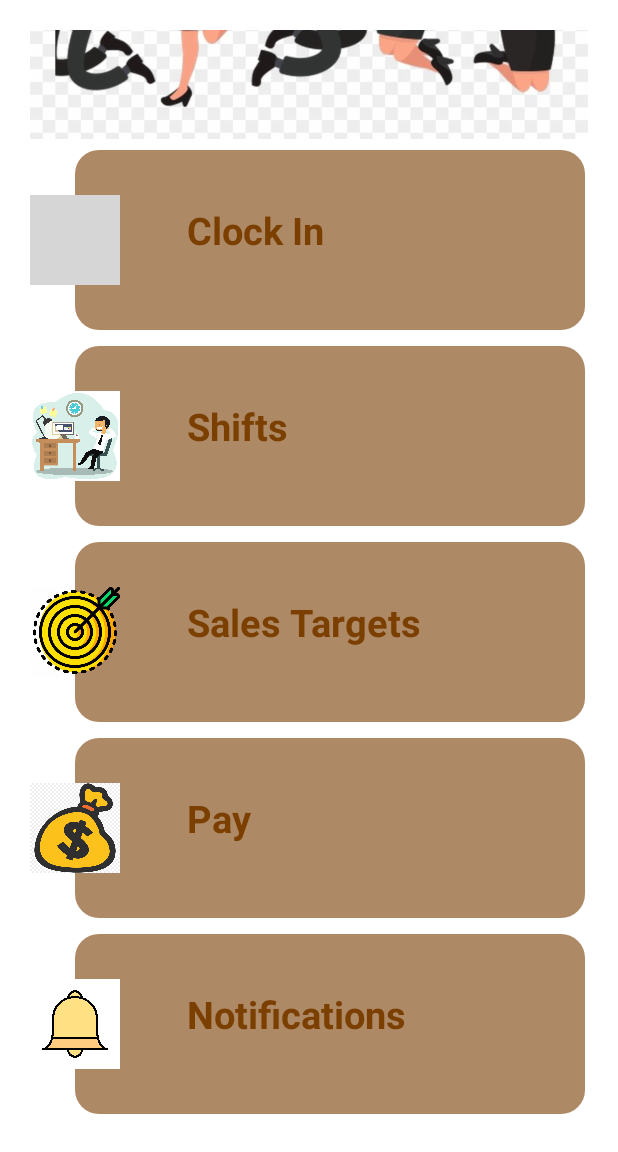
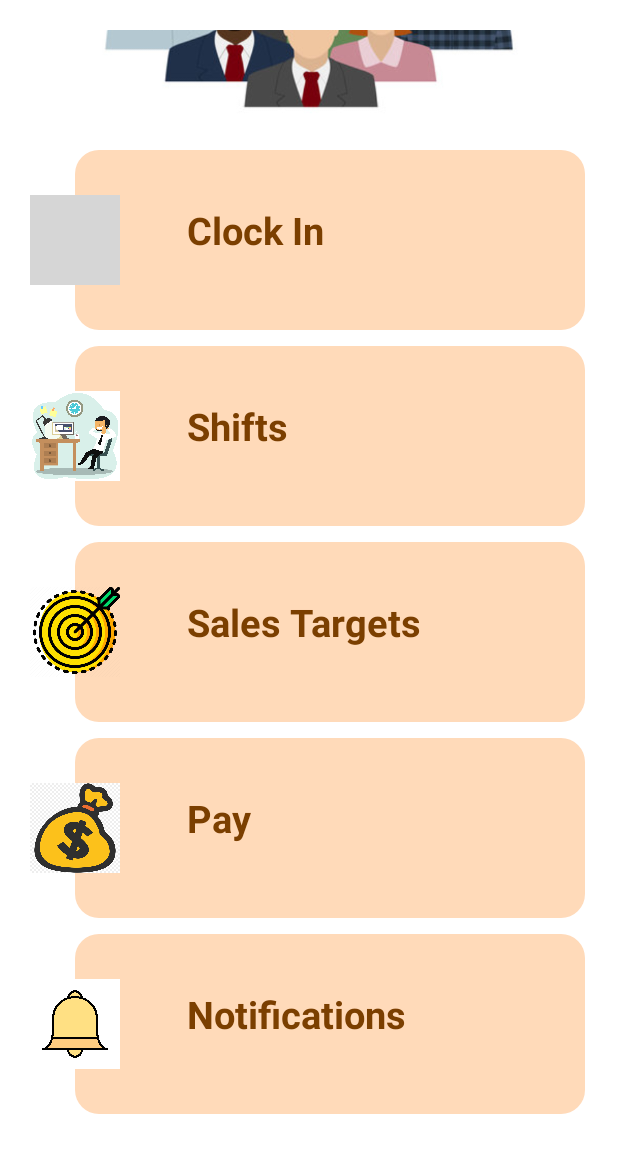
Before and after one commit to idabamfi/WorkSphere, an Android app built with Jetpack Compose: the HomepageActivity screen opened directly, with no data from a screen before it, scrolled down 178 dp, on a phone screen of 412 x 824 dp, the part 84-1236 px from its top. Run offline under Robolectric (Android 15) with nearby library versions, the phone set to English and light mode, and no system bars; grey boxes are pictures that could not be loaded.

Commit message:
updated admin homepage screens

```diff
--- a/app/src/main/res/layout/activity_homepage.xml
+++ b/app/src/main/res/layout/activity_homepage.xml
@@ -21,7 +21,7 @@
                 android:layout_height="253dp"
                 android:adjustViewBounds="true"
                 android:cropToPadding="true"
-                android:src="@drawable/ic_emp_img" />
+                android:src="@drawable/ic_emps_img" />
 
             <include layout="@layout/card_clockin"/>
             <include layout="@layout/card_shifts"/>
--- a/app/src/main/res/layout/card_admin_clockin.xml
+++ b/app/src/main/res/layout/card_admin_clockin.xml
@@ -12,7 +12,7 @@
         android:layout_marginLeft="30dp"
         android:layout_marginRight="2dp"
         android:minHeight="120dp"
-        app:cardBackgroundColor="@color/white"
+        app:cardBackgroundColor="#F5E6DC"
         app:cardElevation="2dp"
         app:cardCornerRadius="16dp">
 
--- a/app/src/main/res/layout/card_admin_employee.xml
+++ b/app/src/main/res/layout/card_admin_employee.xml
@@ -12,7 +12,7 @@
         android:layout_marginLeft="30dp"
         android:layout_marginRight="2dp"
         android:minHeight="120dp"
-        app:cardBackgroundColor="@color/white"
+        app:cardBackgroundColor="#F5E6DC"
         app:cardElevation="2dp"
         app:cardCornerRadius="16dp">
 
--- a/app/src/main/res/layout/card_admin_sales.xml
+++ b/app/src/main/res/layout/card_admin_sales.xml
@@ -12,7 +12,7 @@
         android:layout_marginLeft="30dp"
         android:layout_marginRight="2dp"
         android:minHeight="120dp"
-        app:cardBackgroundColor="@color/white"
+        app:cardBackgroundColor="#F5E6DC"
         app:cardElevation="2dp"
         app:cardCornerRadius="16dp">
 
--- a/app/src/main/res/layout/card_admin_shifts.xml
+++ b/app/src/main/res/layout/card_admin_shifts.xml
@@ -12,7 +12,7 @@
         android:layout_marginLeft="30dp"
         android:layout_marginRight="2dp"
         android:minHeight="120dp"
-        app:cardBackgroundColor="@color/white"
+        app:cardBackgroundColor="#F5E6DC"
         app:cardElevation="2dp"
         app:cardCornerRadius="16dp">
 
--- a/app/src/main/res/layout/card_clockin.xml
+++ b/app/src/main/res/layout/card_clockin.xml
@@ -12,7 +12,7 @@
         android:layout_marginLeft="30dp"
         android:layout_marginRight="2dp"
         android:minHeight="120dp"
-        app:cardBackgroundColor="#AE8966"
+        app:cardBackgroundColor="#FFDAB9"
         app:cardElevation="2dp"
         app:cardCornerRadius="16dp">
 
--- a/app/src/main/res/layout/card_notification.xml
+++ b/app/src/main/res/layout/card_notification.xml
@@ -12,7 +12,7 @@
         android:layout_marginLeft="30dp"
         android:layout_marginRight="2dp"
         android:minHeight="120dp"
-        app:cardBackgroundColor="#AE8966"
+        app:cardBackgroundColor="#FFDAB9"
         app:cardElevation="2dp"
         app:cardCornerRadius="16dp">
 
--- a/app/src/main/res/layout/card_pay.xml
+++ b/app/src/main/res/layout/card_pay.xml
@@ -12,7 +12,7 @@
         android:layout_marginLeft="30dp"
         android:layout_marginRight="2dp"
         android:minHeight="120dp"
-        app:cardBackgroundColor="#AE8966"
+        app:cardBackgroundColor="#FFDAB9"
         app:cardElevation="2dp"
         app:cardCornerRadius="16dp">
 
--- a/app/src/main/res/layout/card_shifts.xml
+++ b/app/src/main/res/layout/card_shifts.xml
@@ -12,7 +12,7 @@
         android:layout_marginLeft="30dp"
         android:layout_marginRight="2dp"
         android:minHeight="120dp"
-        app:cardBackgroundColor="#AE8966"
+        app:cardBackgroundColor="#FFDAB9"
         app:cardElevation="2dp"
         app:cardCornerRadius="16dp">
 
--- a/app/src/main/res/layout/card_targets.xml
+++ b/app/src/main/res/layout/card_targets.xml
@@ -12,7 +12,7 @@
         android:layout_marginLeft="30dp"
         android:layout_marginRight="2dp"
         android:minHeight="120dp"
-        app:cardBackgroundColor="#AE8966"
+        app:cardBackgroundColor="#FFDAB9"
         app:cardElevation="2dp"
         app:cardCornerRadius="16dp">
 
```
Also changed, not shown: app/src/main/res/drawable/ic_emps_img.jpg (added).
